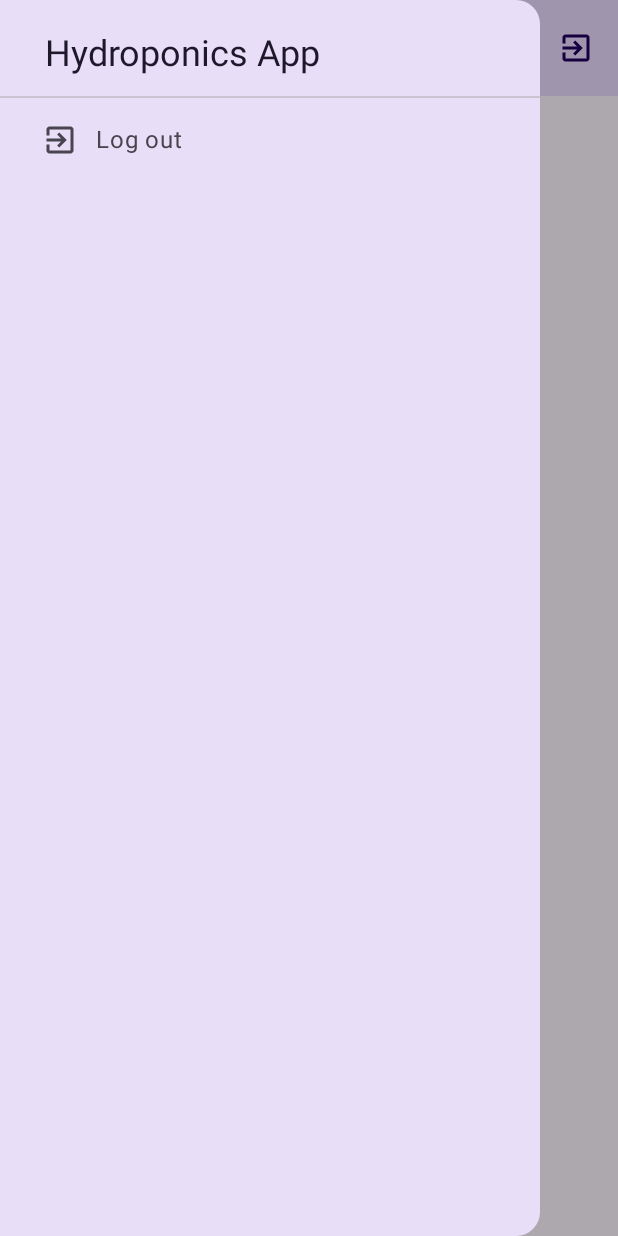
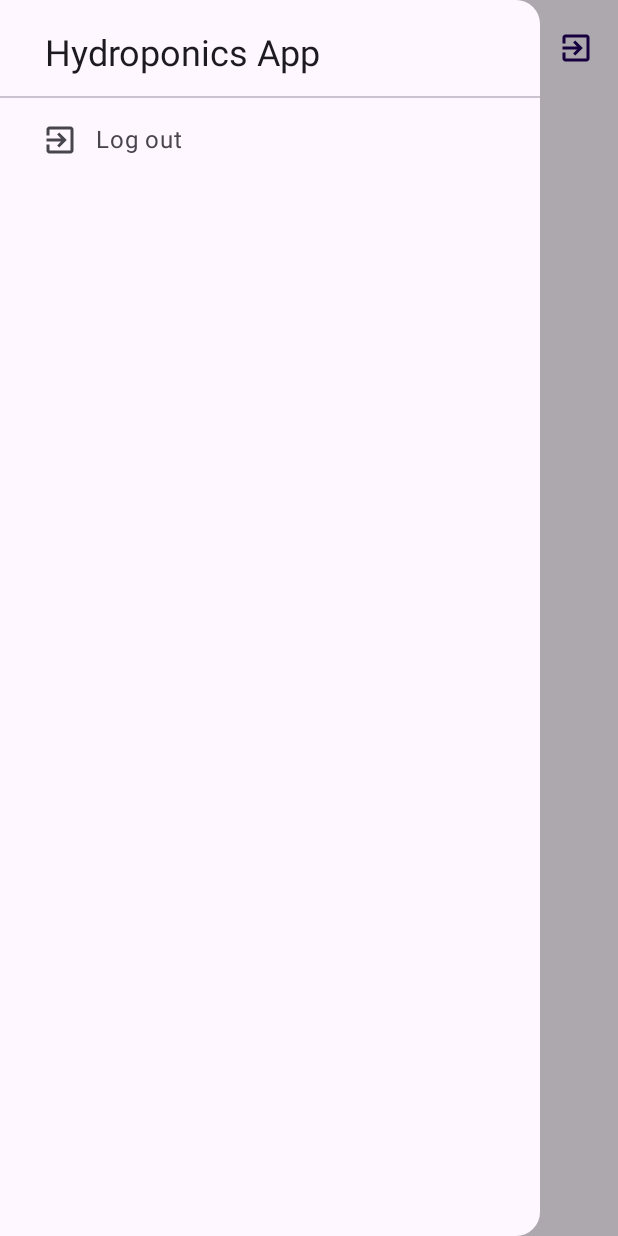
Before and after one commit to monkey-codes/hydroponics, an Android app built with Jetpack Compose: the composable ScreenScaffoldContainer shown on its own in the app's theme, after a tap on "menu", on a phone screen of 412 x 824 dp. Run offline under Robolectric (Android 15) with nearby library versions, the phone set to English and light mode, and no system bars; network calls fail.

Commit message:
Android app theme changes

```diff
--- a/android-app/app/src/main/java/codes/monkey/hydroponics/components/ScreenScaffold.kt
+++ b/android-app/app/src/main/java/codes/monkey/hydroponics/components/ScreenScaffold.kt
@@ -63,8 +63,8 @@ fun ScreenScaffoldContainer(
         drawerState = drawerState,
         drawerContent = {
             ModalDrawerSheet(
-                drawerContainerColor = MaterialTheme.colorScheme.secondaryContainer,
-                drawerContentColor = MaterialTheme.colorScheme.onSecondaryContainer
+                drawerContainerColor = MaterialTheme.colorScheme.surface,
+                drawerContentColor = MaterialTheme.colorScheme.onSurface
             ) {
                 Spacer(Modifier.height(20.dp))
                 Text(modifier = Modifier.padding(start = 30.dp, bottom = GUTTER_PADDING.dp),
@@ -110,7 +110,7 @@ fun ScreenScaffoldContainer(
                         }
                     },
                     colors = TopAppBarDefaults.topAppBarColors(
-                        containerColor = MaterialTheme.colorScheme.primaryContainer,
+                        containerColor = MaterialTheme.colorScheme.background,
                         titleContentColor = MaterialTheme.colorScheme.onPrimaryContainer
                     )
 
--- a/android-app/app/src/main/java/codes/monkey/hydroponics/screens/SplashScreen.kt
+++ b/android-app/app/src/main/java/codes/monkey/hydroponics/screens/SplashScreen.kt
@@ -3,6 +3,7 @@ package codes.monkey.hydroponics.screens
 import android.view.animation.OvershootInterpolator
 import androidx.compose.animation.core.Animatable
 import androidx.compose.animation.core.tween
+import androidx.compose.foundation.BorderStroke
 import androidx.compose.foundation.layout.*
 import androidx.compose.foundation.shape.CircleShape
 import androidx.compose.material3.MaterialTheme
@@ -47,7 +48,8 @@ fun SplashScreen(
             .size(330.dp)
             .scale(scale.value),
         shape = CircleShape,
-        color = MaterialTheme.colorScheme.primaryContainer
+        color = MaterialTheme.colorScheme.background,
+        border = BorderStroke(width = 1.dp, color = MaterialTheme.colorScheme.primary )
     ) {
         Column(
             modifier = Modifier.padding(1.dp),
--- a/android-app/app/src/main/java/codes/monkey/hydroponics/ui/theme/Theme.kt
+++ b/android-app/app/src/main/java/codes/monkey/hydroponics/ui/theme/Theme.kt
@@ -144,7 +144,7 @@ fun HydroponicsAppTheme(
             ?: throw Exception("Not in an activity - unable to get Window reference")
 
         SideEffect {
-            (view.context as Activity).window.statusBarColor = colorScheme.primaryContainer.toArgb()
+            (view.context as Activity).window.statusBarColor = colorScheme.background.toArgb()
             WindowCompat.getInsetsController(currentWindow, view).isAppearanceLightStatusBars =
                 darkTheme
         }
```
